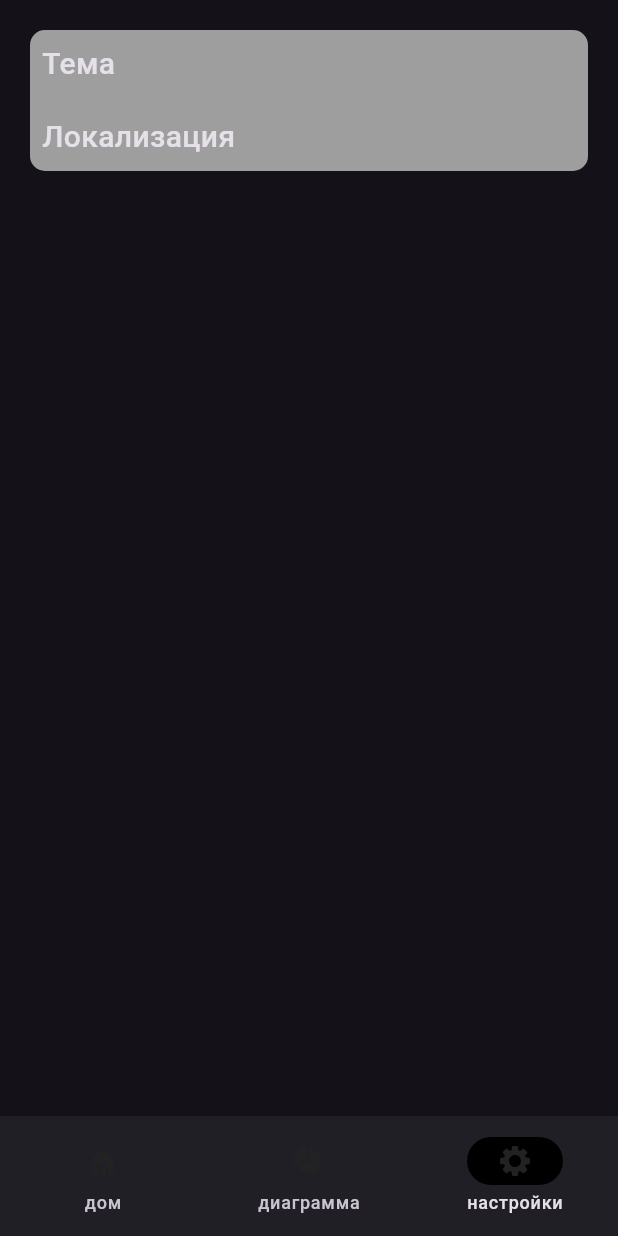
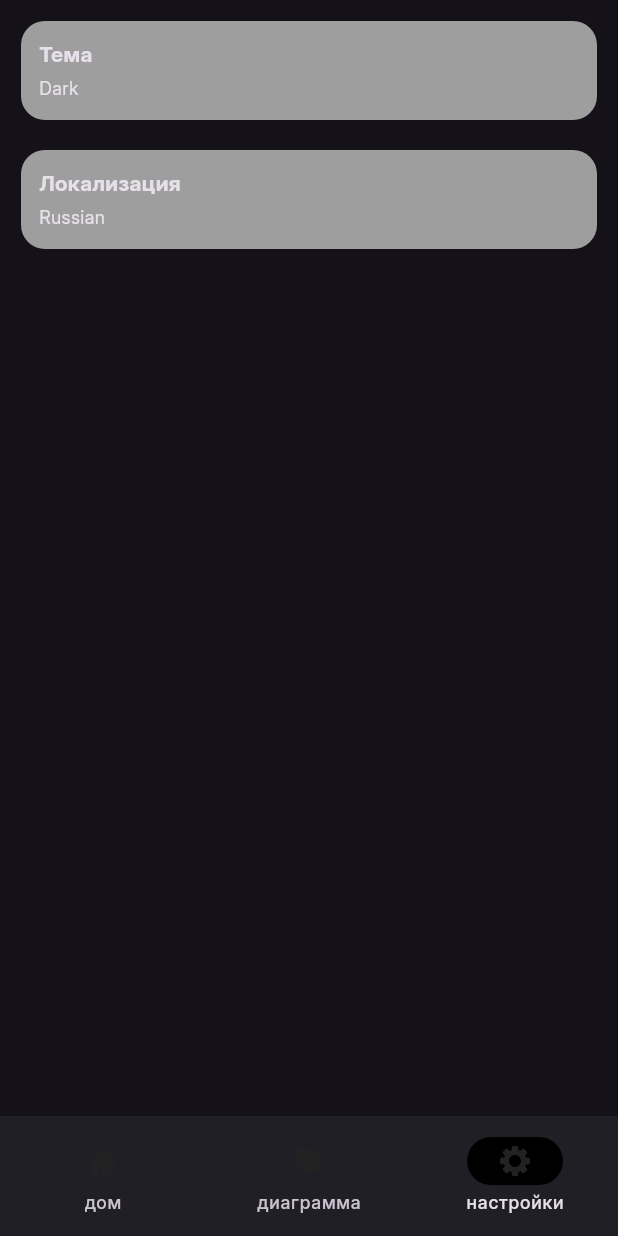
Before and after one commit to Skylaunch/findet, a Flutter app: the screen it shows after launch, item 3 of the bottom bar chosen, on a phone screen of 412 x 824 dp. Run offline on Flutter 3.47's test engine with Material 3 defaults, Android fonts, the phone set to English and light mode, and no system bars; our stand-ins replace flutter_bloc, flutter_svg, fluttertoast, go_router.

Commit message:
Добавление шрифтов + небольшой рефакторинг меню настроек

```diff
--- a/lib/main.dart
+++ b/lib/main.dart
@@ -51,9 +51,11 @@ class _MainAppState extends State<MainApp> {
           debugShowCheckedModeBanner: false,
           theme: ThemeData(
             brightness: Brightness.light,
+            fontFamily: 'Inter',
           ),
           darkTheme: ThemeData(
             brightness: Brightness.dark,
+            fontFamily: 'Inter',
           ),
           themeMode: state.isDark ? ThemeMode.dark : ThemeMode.light,
           routerConfig: router,
--- a/lib/ui/features/settings/settings_screen.dart
+++ b/lib/ui/features/settings/settings_screen.dart
@@ -23,6 +23,6 @@ class SettingsScreen extends StatelessWidget {
           ),
         ),
       ),
-    ).padding(edgeInsets: const EdgeInsets.all(20));
+    ).padding(edgeInsets: const EdgeInsets.all(14));
   }
 }
--- a/lib/ui/features/settings/widgets/settings_menu.dart
+++ b/lib/ui/features/settings/widgets/settings_menu.dart
@@ -3,6 +3,7 @@ import 'package:findet/generated/l10n.dart';
 import 'package:findet/helpers/extentions.dart';
 import 'package:flutter/material.dart';
 import 'package:flutter_bloc/flutter_bloc.dart';
+import 'package:intl/intl.dart';
 
 class SettingsMenu extends StatefulWidget {
   const SettingsMenu({super.key, required this.onLocalizationsNavigate});
@@ -17,30 +18,28 @@ class SettingsMenu extends StatefulWidget {
 class _SettingsMenuState extends State<SettingsMenu> {
   @override
   Widget build(BuildContext context) {
-    return Container(
-      width: double.infinity,
-      decoration: const BoxDecoration(
-        borderRadius: BorderRadius.all(Radius.circular(10)),
-        color: Colors.grey,
-      ),
-      child: Column(
+    final themeBloc = context.read<ThemeBloc>();
+
+    return Column(
       crossAxisAlignment: CrossAxisAlignment.start,
       mainAxisSize: MainAxisSize.min,
       children: [
         SettingsMenuItem(
-            text: S.of(context).theme,
+          title: S.of(context).theme,
+          selectedValue: themeBloc.state.isDark ? 'Dark' : 'Light',
           onTap: () {
-              final themeBloc = context.read<ThemeBloc>();
             themeBloc.add(ThemeChangedEvent());
+            setState(() {});
           },
         ),
         const SizedBox(height: 20),
         SettingsMenuItem(
-            text: S.of(context).localization,
+          title: S.of(context).localization,
+          selectedValue:
+              Intl.getCurrentLocale() == 'ru' ? 'Russian' : 'English',
           onTap: widget.onLocalizationsNavigate,
         ),
       ],
-      ).padding(edgeInsets: const EdgeInsets.all(8)),
     );
   }
 }
@@ -48,29 +47,43 @@ class _SettingsMenuState extends State<SettingsMenu> {
 class SettingsMenuItem extends StatelessWidget {
   const SettingsMenuItem({
     super.key,
-    required this.text,
+    required this.title,
     required this.onTap,
+    required this.selectedValue,
   });
 
-  final String text;
+  final String title;
+  final String selectedValue;
   final VoidCallback onTap;
 
   @override
   Widget build(BuildContext context) {
-    return Column(
+    return GestureDetector(
+      onTap: onTap,
+      child: Container(
+        width: double.infinity,
+        height: 66,
+        decoration: const BoxDecoration(
+          borderRadius: BorderRadius.all(Radius.circular(16)),
+          color: Colors.grey,
+        ),
+        child: Align(
+          alignment: Alignment.centerLeft,
+          child: Column(
+            crossAxisAlignment: CrossAxisAlignment.start,
             mainAxisSize: MainAxisSize.min,
             children: [
-        InkWell(
-          onTap: onTap,
-          child: Text(
-            text,
+              Text(title,
                   style: const TextStyle(
-              fontSize: 20,
-              fontWeight: FontWeight.w500,
+                    fontSize: 14,
+                    fontWeight: FontWeight.bold,
+                  )),
+              const SizedBox(height: 4),
+              Text(selectedValue, style: const TextStyle(fontSize: 12)),
+            ],
           ),
+        ).padding(edgeInsets: const EdgeInsets.all(12)),
       ),
-        ),
-      ],
     );
   }
 }
```
Also changed, not shown: pubspec.yaml (+11 -0 lines), lib/assets/fonts/Inter-Bold.ttf (added), lib/assets/fonts/Inter-Medium.ttf (added), lib/assets/fonts/Inter-Regular.ttf (added), lib/assets/fonts/Inter-SemiBold.ttf (added). Lines whose indentation alone changed are shown as unchanged.
